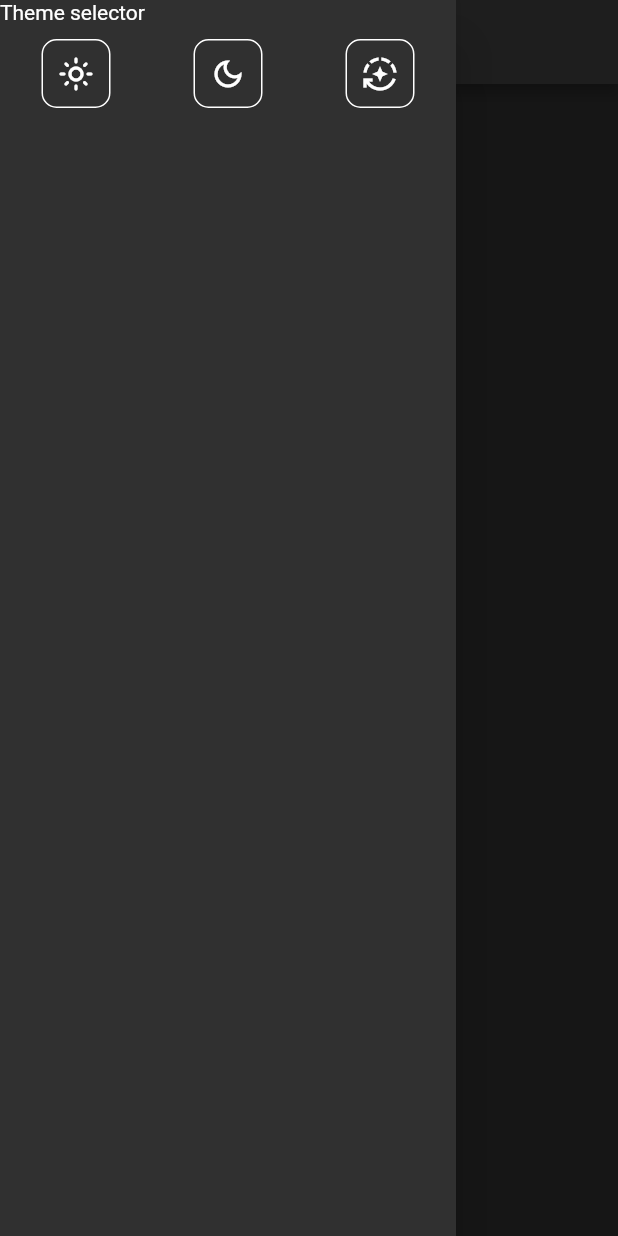
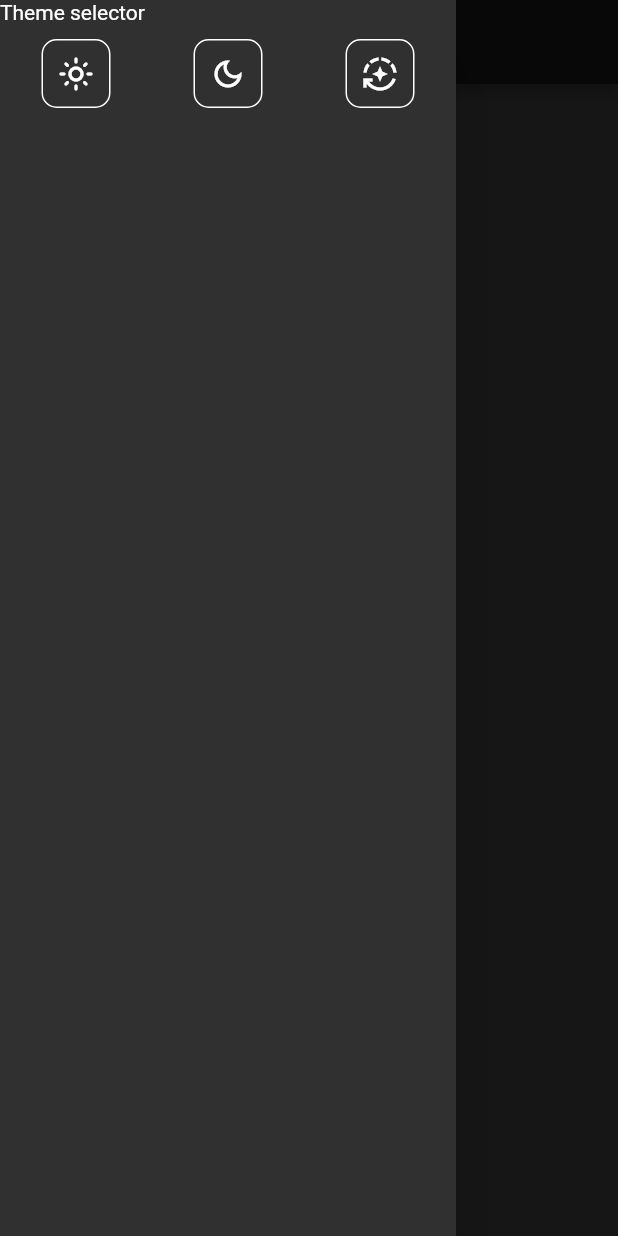
Before and after one commit to cristian2024/cobro_app, a Flutter app: the screen it shows after launch, with the side drawer open, on a phone screen of 412 x 824 dp. Run offline on Flutter 3.47's test engine with Material 2 defaults, Android fonts, the light colour scheme and no system bars; our stand-ins replace flutter_bloc, flutter_secure_storage, google_fonts.

Commit message:
SOME MINOR theme changes

```diff
--- a/lib/main.dart
+++ b/lib/main.dart
@@ -2,6 +2,7 @@ import 'package:cobro_app/bloc/bloc_config.dart';
 import 'package:cobro_app/bloc/theme/theme_cubit.dart';
 import 'package:cobro_app/repository/repositories_config.dart';
 import 'package:cobro_app/ui/routes.dart';
+import 'package:cobro_app/ui/theme.dart';
 import 'package:flutter/material.dart';
 import 'package:flutter_bloc/flutter_bloc.dart';
 
@@ -20,7 +21,7 @@ class CobroApp extends StatelessWidget {
           builder: (context, state) {
             return MaterialApp(
               title: 'Cobro',
-              theme: state,
+              theme: AppThemes.darkTheme,
               routes: AppRoutes.routes,
               initialRoute: AppRoutes.initialRoute,
             );
--- a/lib/ui/theme.dart
+++ b/lib/ui/theme.dart
@@ -1,3 +1,4 @@
+import 'package:cobro_app/utils/colors.dart';
 import 'package:flutter/material.dart';
 import 'package:google_fonts/google_fonts.dart';
 
@@ -6,6 +7,16 @@ enum ThemeOptions {
   dark,
   semi,
   auto,
+}
+
+class AppThemes {
+  static ThemeData darkTheme = ThemeData.dark().copyWith(
+    // backgroundColor: Colors.black,
+    colorScheme: const ColorScheme.dark().copyWith(
+        // background: Colors.black,
+        // background:  const Colors.?
+        ),
+  );
 }
 
 /// App's global theme.
```
Also changed, not shown: lib/utils/colors.dart (added, +44 -0 lines), 6 other files.
